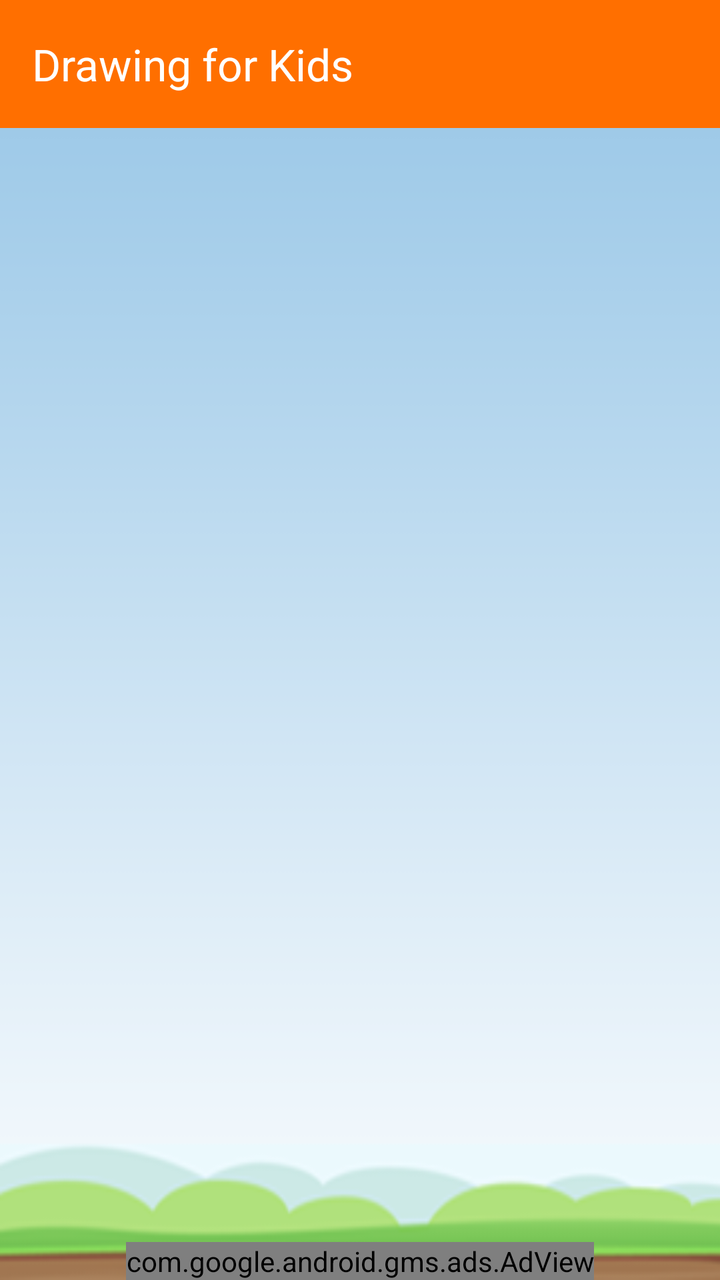
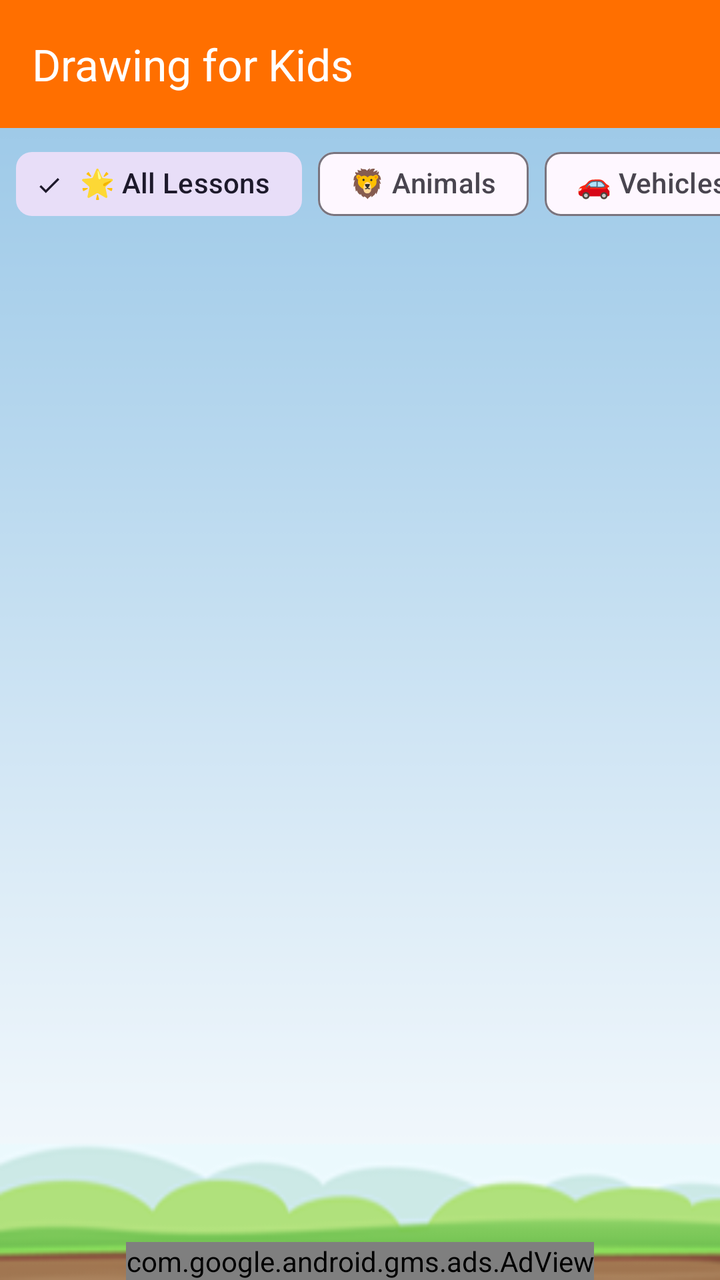

Two renders of the same Android screen: before a commit and after it. Below are the layout's source before the change and the commit's diff.
<!-- AndroidManifest.xml: application theme Theme.DrawingForKids -->
<!-- res/layout/activity_main.xml -->
<?xml version="1.0" encoding="utf-8"?>
<androidx.constraintlayout.widget.ConstraintLayout
    xmlns:android="http://schemas.android.com/apk/res/android"
    xmlns:app="http://schemas.android.com/apk/res-auto"
    android:layout_width="match_parent"
    android:layout_height="match_parent"
    android:background="@drawable/main_bg">

    
    <androidx.appcompat.widget.Toolbar
        android:id="@+id/toolbar"
        android:layout_width="0dp"
        android:layout_height="?attr/actionBarSize"
        android:background="@color/colorPrimary"
        app:title="@string/app_name"
        app:titleTextColor="@android:color/white"
        app:layout_constraintTop_toTopOf="parent"
        app:layout_constraintStart_toStartOf="parent"
        app:layout_constraintEnd_toEndOf="parent" />

    
    <androidx.recyclerview.widget.RecyclerView
        android:id="@+id/recyclerView_main"
        android:layout_width="0dp"
        android:layout_height="0dp"
        android:scrollbars="vertical"
        app:layout_constraintTop_toBottomOf="@id/toolbar"
        app:layout_constraintBottom_toTopOf="@id/adView"
        app:layout_constraintStart_toStartOf="parent"
        app:layout_constraintEnd_toEndOf="parent" />

    
    <com.google.android.gms.ads.AdView
        xmlns:ads="http://schemas.android.com/apk/res-auto"
        android:id="@+id/adView"
        android:layout_width="wrap_content"
        android:layout_height="wrap_content"
        ads:adSize="BANNER"
        ads:adUnitId="@string/admob_banner_id"
        app:layout_constraintBottom_toBottomOf="parent"
        app:layout_constraintStart_toStartOf="parent"
        app:layout_constraintEnd_toEndOf="parent" />

</androidx.constraintlayout.widget.ConstraintLayout>
<!-- resources referenced by this layout -->
<resources>
  <color name="colorPrimary">#FF6F00</color>
  <!-- drawable main_bg: png bitmap (drawable, 10167 bytes) -->
  <string name="admob_banner_id">ca-app-pub-5797893761930988/1862556556</string>
  <string name="app_name">Drawing for Kids</string>
  <style name="Theme.DrawingForKids" parent="Theme.Material3.DayNight.NoActionBar">
          <item name="colorPrimary">@color/colorPrimary</item>
          <item name="colorPrimaryDark">@color/colorPrimaryDark</item>
          <item name="colorAccent">@color/colorAccent</item>
          <item name="android:statusBarColor">@color/colorPrimaryDark</item>
      </style>
  <color name="colorPrimaryDark">#E65100</color>
  <color name="colorAccent">#FFD600</color>
</resources>

<!-- the commit's change to res/layout/activity_main.xml (unified diff, before → after) -->
@@ -19,12 +19,71 @@
         app:layout_constraintEnd_toEndOf="parent" />
 
     
+    <HorizontalScrollView
+        android:id="@+id/filterScrollView"
+        android:layout_width="0dp"
+        android:layout_height="wrap_content"
+        android:scrollbars="none"
+        android:paddingHorizontal="8dp"
+        android:paddingVertical="4dp"
+        android:clipToPadding="false"
+        app:layout_constraintTop_toBottomOf="@id/toolbar"
+        app:layout_constraintStart_toStartOf="parent"
+        app:layout_constraintEnd_toEndOf="parent">
+
+        <com.google.android.material.chip.ChipGroup
+            android:id="@+id/chipGroupFilters"
+            android:layout_width="wrap_content"
+            android:layout_height="wrap_content"
+            app:singleSelection="true"
+            app:selectionRequired="true">
+
+            <com.google.android.material.chip.Chip
+                android:id="@+id/chipAll"
+                style="@style/Widget.Material3.Chip.Filter"
+                android:layout_width="wrap_content"
+                android:layout_height="wrap_content"
+                android:text="@string/group_all"
+                android:checked="true" />
+
+            <com.google.android.material.chip.Chip
+                android:id="@+id/chipAnimals"
+                style="@style/Widget.Material3.Chip.Filter"
+                android:layout_width="wrap_content"
+                android:layout_height="wrap_content"
+                android:text="@string/group_animals" />
+
+            <com.google.android.material.chip.Chip
+                android:id="@+id/chipVehicles"
+                style="@style/Widget.Material3.Chip.Filter"
+                android:layout_width="wrap_content"
+                android:layout_height="wrap_content"
+                android:text="@string/group_vehicles" />
+
+            <com.google.android.material.chip.Chip
+                android:id="@+id/chipCharacters"
+                style="@style/Widget.Material3.Chip.Filter"
+                android:layout_width="wrap_content"
+                android:layout_height="wrap_content"
+                android:text="@string/group_characters" />
+
+            <com.google.android.material.chip.Chip
+                android:id="@+id/chipNature"
+                style="@style/Widget.Material3.Chip.Filter"
+                android:layout_width="wrap_content"
+                android:layout_height="wrap_content"
+                android:text="@string/group_nature" />
+
+        </com.google.android.material.chip.ChipGroup>
+    </HorizontalScrollView>
+
+    
     <androidx.recyclerview.widget.RecyclerView
         android:id="@+id/recyclerView_main"
         android:layout_width="0dp"
         android:layout_height="0dp"
         android:scrollbars="vertical"
-        app:layout_constraintTop_toBottomOf="@id/toolbar"
+        app:layout_constraintTop_toBottomOf="@id/filterScrollView"
         app:layout_constraintBottom_toTopOf="@id/adView"
         app:layout_constraintStart_toStartOf="parent"
         app:layout_constraintEnd_toEndOf="parent" />
<!-- resource entries referenced after the edit -->
@@ -4,6 +4,11 @@
   <!-- drawable main_bg: png bitmap (drawable, 10167 bytes) -->
   <string name="admob_banner_id">ca-app-pub-5797893761930988/1862556556</string>
   <string name="app_name">Drawing for Kids</string>
+  <string name="group_all">🌟 All Lessons</string>
+  <string name="group_animals">🦁 Animals</string>
+  <string name="group_characters">👑 Characters</string>
+  <string name="group_nature">🌸 Nature &amp; Objects</string>
+  <string name="group_vehicles">🚗 Vehicles</string>
   <style name="Theme.DrawingForKids" parent="Theme.Material3.DayNight.NoActionBar">
           <item name="colorPrimary">@color/colorPrimary</item>
           <item name="colorPrimaryDark">@color/colorPrimaryDark</item>
